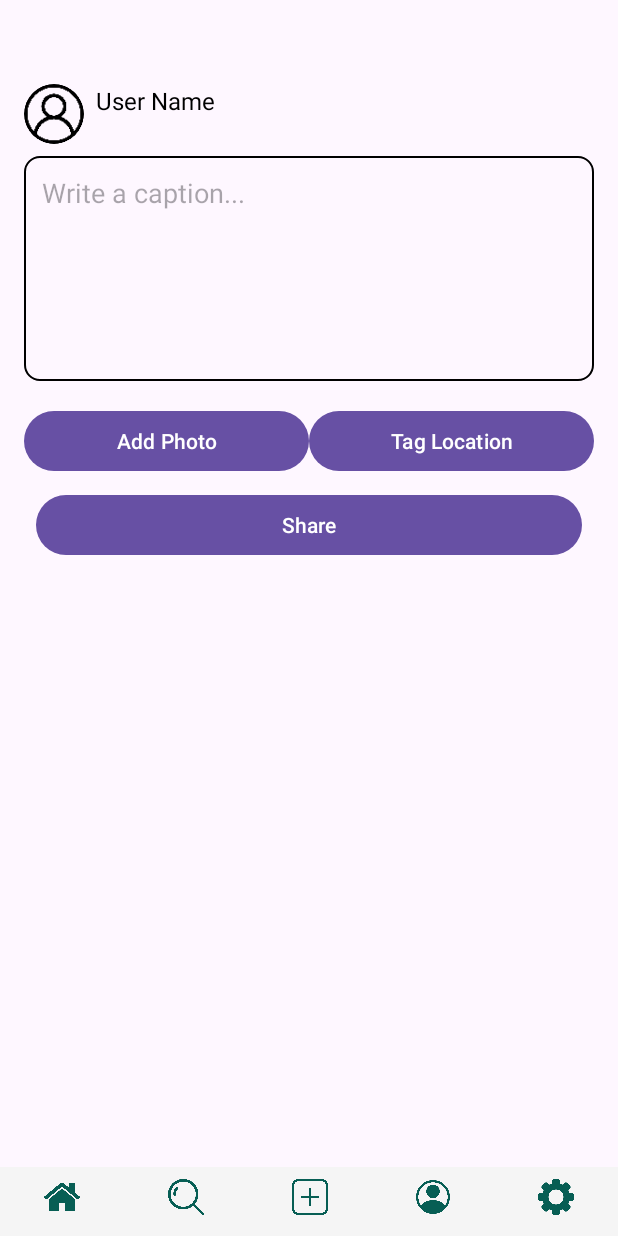
After one commit to SumanTanwar/SocialTrailsAndroid, an Android app: the CreatePostActivity screen opened directly, with no data from a screen before it, on a phone screen of 412 x 824 dp. The commit adds this screen. Run offline under Robolectric (Android 15) with nearby library versions, the phone set to English and light mode, and no system bars; our stand-ins replace Firebase (no records; nobody signed in at launch, a user with empty details on screens opened directly).

Commit message:
create post with photos

```diff
--- a/app/build.gradle
+++ b/app/build.gradle
@@ -37,7 +37,12 @@ dependencies {
     implementation libs.constraintlayout
     implementation libs.firebase.auth
     implementation libs.firebase.database
+    implementation libs.firebase.storage
+
+
     testImplementation libs.junit
     androidTestImplementation libs.ext.junit
     androidTestImplementation libs.espresso.core
+    implementation 'com.github.bumptech.glide:glide:4.13.0'
+    annotationProcessor 'com.github.bumptech.glide:compiler:4.13.0'
 }
--- a/app/src/main/AndroidManifest.xml
+++ b/app/src/main/AndroidManifest.xml
@@ -1,6 +1,9 @@
 <?xml version="1.0" encoding="utf-8"?>
 <manifest xmlns:android="http://schemas.android.com/apk/res/android"
     xmlns:tools="http://schemas.android.com/tools">
+
+    <uses-permission android:name="android.permission.INTERNET"/>
+    <uses-permission android:name="android.permission.READ_EXTERNAL_STORAGE"/>
 
     <application
         android:allowBackup="true"
@@ -23,6 +26,9 @@
             android:exported="false" />
         <activity
             android:name=".ForgotPasswordActivity"
+            android:exported="false" />
+        <activity
+            android:name=".CreatePostActivity"
             android:exported="false" />
         <activity
             android:name=".userSettingActivity"
--- a/app/src/main/java/com/example/socialtrailsapp/BottomMenuActivity.java
+++ b/app/src/main/java/com/example/socialtrailsapp/BottomMenuActivity.java
@@ -36,7 +36,7 @@ public class BottomMenuActivity extends AppCompatActivity {
                 }
                 else if(R.id.navigation_post == item.getItemId())
                 {
-                    startActivity(new Intent(BottomMenuActivity.this, MainActivity.class));
+                    startActivity(new Intent(BottomMenuActivity.this, CreatePostActivity.class));
                     return true;
                 }
                 else if(R.id.navigation_profile == item.getItemId())
--- /dev/null
+++ b/app/src/main/java/com/example/socialtrailsapp/CreatePostActivity.java
@@ -0,0 +1,171 @@
+package com.example.socialtrailsapp;
+
+import android.content.Intent;
+import android.content.pm.PackageManager;
+import android.net.Uri;
+import android.os.Build;
+import android.os.Bundle;
+import android.text.TextUtils;
+import android.util.Log;
+import android.view.View;
+import android.widget.Button;
+import android.widget.EditText;
+import android.widget.ImageView;
+import android.widget.LinearLayout;
+import android.widget.TextView;
+import android.widget.Toast;
+
+import androidx.appcompat.app.AppCompatActivity;
+import androidx.core.app.ActivityCompat;
+import androidx.core.content.ContextCompat;
+import androidx.recyclerview.widget.GridLayoutManager;
+import androidx.recyclerview.widget.LinearLayoutManager;
+import androidx.recyclerview.widget.RecyclerView;
+
+
+import com.bumptech.glide.Glide;
+import com.bumptech.glide.load.resource.bitmap.CircleCrop;
+import com.example.socialtrailsapp.CustomAdapter.ImagePagerAdapter;
+import com.example.socialtrailsapp.Interface.OperationCallback;
+import com.example.socialtrailsapp.ModelData.UserPost;
+import com.example.socialtrailsapp.Utility.SessionManager;
+import com.example.socialtrailsapp.Utility.UserPostService;
+import com.example.socialtrailsapp.adminpanel.DashBoardActivity;
+
+import java.util.ArrayList;
+
+public class CreatePostActivity extends BottomMenuActivity  implements ImagePagerAdapter.OnImageRemovedListener{
+    private SessionManager sessionManager;
+    private static final int PICK_IMAGE = 1;
+    private ArrayList<Uri> imageUris = new ArrayList<>();
+    private ImagePagerAdapter adapter;
+    private RecyclerView recyclerView;
+    Button btnpost,imgCapture;
+    ImageView profileImage;
+    TextView txtpostuserName;
+    EditText txtpostcaption;
+    private LinearLayout myLinearLayout;
+    UserPostService userPostService;
+    @Override
+    protected void onCreate(Bundle savedInstanceState) {
+        super.onCreate(savedInstanceState);
+        //setContentView(R.layout.activity_create_post);
+        getLayoutInflater().inflate(R.layout.activity_create_post, findViewById(R.id.container));
+        recyclerView = findViewById(R.id.recyclerView);
+        btnpost = findViewById(R.id.btnpost);
+        profileImage = findViewById(R.id.profileImage);
+        txtpostuserName = findViewById(R.id.txtpostuserName);
+        txtpostcaption = findViewById(R.id.txtpostcaption);
+        sessionManager = SessionManager.getInstance(this);
+        imgCapture = findViewById(R.id.btnCapture);
+        userPostService = new UserPostService();
+
+        recyclerView.setLayoutManager(new LinearLayoutManager(this, LinearLayoutManager.HORIZONTAL, false));
+        adapter = new ImagePagerAdapter(imageUris, this,this);
+        recyclerView.setAdapter(adapter);
+        if (sessionManager.userLoggedIn()) {
+            txtpostuserName.setText(sessionManager.getUsername());
+        }
+        checkPermissions();
+        Glide.with(this)
+                .load(R.drawable.user) // Replace with your image URI or resource
+                .transform(new CircleCrop())
+                .into(profileImage);
+
+
+        imgCapture.setOnClickListener(v -> openGallery());
+
+        btnpost.setOnClickListener(new View.OnClickListener() {
+            @Override
+            public void onClick(View view) {
+                String caption = txtpostcaption.getText().toString().trim();
+                if (TextUtils.isEmpty(caption)) {
+                    txtpostcaption.setError("Caption is required");
+                    txtpostcaption.requestFocus();
+                    return ;
+                }
+                if(imageUris.size() == 0)
+                {
+                    Toast.makeText(getApplicationContext(), "Please select photo", Toast.LENGTH_SHORT).show();
+                    return;
+                }
+                UserPost userPost = new UserPost(sessionManager.getUserID(),caption,imageUris);
+                userPostService.createPost(userPost, new OperationCallback() {
+                    @Override
+                    public void onSuccess() {
+                        Intent intent = new Intent(CreatePostActivity.this, MainActivity.class);
+                        startActivity(intent);
+                        finish();
+                    }
+
+                    @Override
+                    public void onFailure(String errMessage) {
+                        Toast.makeText(CreatePostActivity.this, "Create post failed! Please try again later.", Toast.LENGTH_SHORT).show();
+                    }
+                });
+            }
+        });
+    }
+
+    private void checkPermissions() {
+        if (Build.VERSION.SDK_INT >= Build.VERSION_CODES.TIRAMISU) {
+            if (ContextCompat.checkSelfPermission(this, android.Manifest.permission.READ_MEDIA_IMAGES)
+                    != PackageManager.PERMISSION_GRANTED) {
+                ActivityCompat.requestPermissions(this, new String[]{android.Manifest.permission.READ_MEDIA_IMAGES}, 1);
+            }
+        } else {
+            if (ContextCompat.checkSelfPermission(this, android.Manifest.permission.READ_EXTERNAL_STORAGE)
+                    != PackageManager.PERMISSION_GRANTED) {
+                ActivityCompat.requestPermissions(this, new String[]{android.Manifest.permission.READ_EXTERNAL_STORAGE}, 1);
+            }
+        }
+    }
+
+    // region Images
+    private void openGallery() {
+        Intent intent = new Intent(Intent.ACTION_GET_CONTENT);
+        intent.setType("image/*");
+        intent.putExtra(Intent.EXTRA_ALLOW_MULTIPLE, true);
+        startActivityForResult(Intent.createChooser(intent, "Select Picture"), PICK_IMAGE);
+    }
+
+    @Override
+    protected void onActivityResult(int requestCode, int resultCode, Intent data) {
+        super.onActivityResult(requestCode, resultCode, data);
+        if (requestCode == PICK_IMAGE && resultCode == RESULT_OK) {
+            if (data != null) {
+                if (data.getClipData() != null) { // Multiple images selected
+                    int count = data.getClipData().getItemCount();
+                    for (int i = 0; i < count; i++) {
+                        Uri imageUri = data.getClipData().getItemAt(i).getUri();
+                        addImage(imageUri);
+                    }
+                } else if (data.getData() != null) { // Single image selected
+                    Uri imageUri = data.getData();
+                    addImage(imageUri);
+                }
+            }
+        }
+    }
+
+    private void addImage(Uri imageUri) {
+        Log.d("CreatePostActivity", "Adding image: " + imageUri.toString());
+        imageUris.add(imageUri);
+        adapter.notifyDataSetChanged();
+        myLinearLayout = findViewById(R.id.imageslayout);
+        if (!imageUris.isEmpty()) {
+            myLinearLayout.setVisibility(View.VISIBLE);
+            recyclerView.scrollToPosition(imageUris.size() - 1);
+        }
+        else
+        {
+            myLinearLayout.setVisibility(View.GONE);
+        }
+    }
+    @Override
+    public void onImageRemoved() {
+        myLinearLayout.setVisibility(View.GONE);
+    }
+// endregion
+
+}
--- /dev/null
+++ b/app/src/main/java/com/example/socialtrailsapp/CustomAdapter/ImagePagerAdapter.java
@@ -0,0 +1,76 @@
+package com.example.socialtrailsapp.CustomAdapter;
+
+import android.content.Context;
+import android.net.Uri;
+import android.view.LayoutInflater;
+import android.view.View;
+import android.view.ViewGroup;
+import android.widget.ImageButton;
+import android.widget.ImageView;
+import androidx.annotation.NonNull;
+import androidx.recyclerview.widget.RecyclerView;
+
+import com.example.socialtrailsapp.R;
+
+import java.util.ArrayList;
+
+
+public class ImagePagerAdapter extends RecyclerView.Adapter<ImagePagerAdapter.ViewHolder> {
+    private ArrayList<Uri> imageUris;
+    private Context context;
+    private OnImageRemovedListener listener;
+
+    public interface OnImageRemovedListener {
+        void onImageRemoved();
+    }
+    public ImagePagerAdapter(ArrayList<Uri> imageUris, Context context, OnImageRemovedListener listener) {
+        this.imageUris = imageUris;
+        this.context = context;
+        this.listener = listener;
+    }
+
+    @NonNull
+    @Override
+    public ViewHolder onCreateViewHolder(@NonNull ViewGroup parent, int viewType) {
+        View view = LayoutInflater.from(context).inflate(R.layout.image_item, parent, false);
+        return new ViewHolder(view);
+    }
+
+    @Override
+    public void onBindViewHolder(@NonNull ViewHolder holder, int position) {
+        Uri imageUri = imageUris.get(position);
+        holder.imageView.setImageURI(imageUri);
+
+        holder.closeButton.setOnClickListener(v -> {
+            removeImage(position);
+        });
+    }
+
+    @Override
+    public int getItemCount() {
+        return imageUris.size();
+    }
+
+    public void removeImage(int position) {
+        if (position >= 0 && position < imageUris.size()) {
+            imageUris.remove(position);
+            notifyItemRemoved(position);
+            notifyItemRangeChanged(position, imageUris.size());
+
+            if (imageUris.isEmpty() && listener != null) {
+                listener.onImageRemoved();
+            }
+        }
+    }
+
+    static class ViewHolder extends RecyclerView.ViewHolder {
+        ImageView imageView;
+        ImageButton closeButton;
+
+        ViewHolder(View itemView) {
+            super(itemView);
+            imageView = itemView.findViewById(R.id.imageView);
+            closeButton = itemView.findViewById(R.id.closeButton);
+        }
+    }
+}
--- /dev/null
+++ b/app/src/main/java/com/example/socialtrailsapp/Interface/IPostImagesInterface.java
@@ -0,0 +1,12 @@
+package com.example.socialtrailsapp.Interface;
+
+import android.net.Uri;
+
+import com.example.socialtrailsapp.ModelData.PostImages;
+
+import java.util.ArrayList;
+
+public interface IPostImagesInterface {
+    void addFoodPhotos(PostImages model, OperationCallback callback);
+    void uploadImages(String postId, ArrayList<Uri> imageUris, OperationCallback callback);
+}
--- /dev/null
+++ b/app/src/main/java/com/example/socialtrailsapp/Interface/IUserPostInterface.java
@@ -0,0 +1,7 @@
+package com.example.socialtrailsapp.Interface;
+
+import com.example.socialtrailsapp.ModelData.UserPost;
+
+public interface IUserPostInterface {
+    void createPost(UserPost userPost, OperationCallback callback);
+}
--- /dev/null
+++ b/app/src/main/res/layout/activity_create_post.xml
@@ -0,0 +1,111 @@
+<?xml version="1.0" encoding="utf-8"?>
+
+<LinearLayout xmlns:android="http://schemas.android.com/apk/res/android"
+    xmlns:tools="http://schemas.android.com/tools"
+    android:layout_width="match_parent"
+    android:layout_height="match_parent"
+    android:orientation="vertical"
+    android:id="@+id/main"
+    android:padding="16dp"
+    tools:context=".CreatePostActivity">
+
+    <LinearLayout
+        android:layout_width="match_parent"
+        android:layout_height="wrap_content"
+        android:orientation="horizontal"
+        android:paddingBottom="8dp"
+        android:layout_marginTop="40dp">
+
+        <ImageView
+            android:id="@+id/profileImage"
+            android:layout_width="40dp"
+            android:layout_height="40dp"
+            android:src="@drawable/eye"
+            android:scaleType="centerCrop"
+            android:layout_marginEnd="8dp" />
+
+        <TextView
+            android:id="@+id/txtpostuserName"
+            android:layout_width="wrap_content"
+            android:layout_height="wrap_content"
+            android:text="User Name"
+            android:textSize="16sp"
+            android:textColor="@color/black" />
+    </LinearLayout>
+
+    <!-- Caption EditText -->
+    <EditText
+        android:id="@+id/txtpostcaption"
+        android:layout_width="match_parent"
+        android:layout_height="150dp"
+        android:hint="Write a caption..."
+        android:inputType="textMultiLine"
+        android:minLines="5"
+        android:gravity="top|start"
+        android:padding="12dp"
+        android:background="@drawable/edit_text_border"
+        android:textColor="@color/black" />
+
+
+    <LinearLayout
+        android:id="@+id/imageslayout"
+        android:layout_width="match_parent"
+        android:layout_height="wrap_content"
+        android:visibility="gone"
+        android:padding="16dp">
+
+        <androidx.recyclerview.widget.RecyclerView
+            android:id="@+id/recyclerView"
+            android:layout_width="match_parent"
+            android:layout_height="200dp"
+            android:clipToPadding="false"
+            android:padding="8dp"
+            android:orientation="horizontal"
+
+            />
+    </LinearLayout>
+
+
+    <!-- Tagged Location -->
+    <TextView
+        android:id="@+id/taggedLocation"
+        android:layout_width="match_parent"
+        android:layout_height="wrap_content"
+        android:layout_marginTop="16dp"
+        android:text=""
+        android:textColor="@color/black"
+        android:textSize="14sp"
+        android:background="@color/theme_color"
+        android:padding="8dp"
+        android:visibility="gone" />
+
+    <LinearLayout
+        android:layout_width="match_parent"
+        android:layout_height="wrap_content"
+        android:orientation="horizontal"
+        android:layout_marginTop="16dp">
+
+        <Button
+            android:id="@+id/btnCapture"
+            android:layout_width="0dp"
+            android:layout_height="wrap_content"
+            android:layout_weight="1"
+            android:text="Add Photo" />
+
+        <Button
+            android:id="@+id/buttonTagLocation"
+            android:layout_width="0dp"
+            android:layout_height="wrap_content"
+            android:layout_weight="1"
+            android:text="Tag Location" />
+    </LinearLayout>
+
+    <!-- Share Button -->
+    <Button
+        android:id="@+id/btnpost"
+        android:layout_width="match_parent"
+        android:layout_height="wrap_content"
+        android:text="Share"
+        android:layout_margin="8dp"/>
+
+</LinearLayout>
--- a/gradle/libs.versions.toml
+++ b/gradle/libs.versions.toml
@@ -10,6 +10,7 @@ constraintlayout = "2.1.4"
 googleGmsGoogleServices = "4.4.2"
 firebaseAuth = "23.0.0"
 firebaseDatabase = "21.0.0"
+firebaseStorage = "21.0.0"
 
 [libraries]
 junit = { group = "junit", name = "junit", version.ref = "junit" }
@@ -21,6 +22,7 @@ activity = { group = "androidx.activity", name = "activity", version.ref = "acti
 constraintlayout = { group = "androidx.constraintlayout", name = "constraintlayout", version.ref = "constraintlayout" }
 firebase-auth = { group = "com.google.firebase", name = "firebase-auth", version.ref = "firebaseAuth" }
 firebase-database = { group = "com.google.firebase", name = "firebase-database", version.ref = "firebaseDatabase" }
+firebase-storage = { group = "com.google.firebase", name = "firebase-storage", version.ref = "firebaseStorage" }
 
 [plugins]
 android-application = { id = "com.android.application", version.ref = "agp" }
```
Also changed, not shown: app/src/main/java/com/example/socialtrailsapp/ModelData/PostImages.java (added, +48 -0 lines), app/src/main/java/com/example/socialtrailsapp/ModelData/UserPost.java (added, +108 -0 lines), app/src/main/java/com/example/socialtrailsapp/Utility/PostImagesService.java (added, +87 -0 lines), app/src/main/java/com/example/socialtrailsapp/Utility/UserPostService.java (added, +47 -0 lines), app/src/main/res/layout/image_item.xml (added, +22 -0 lines).
